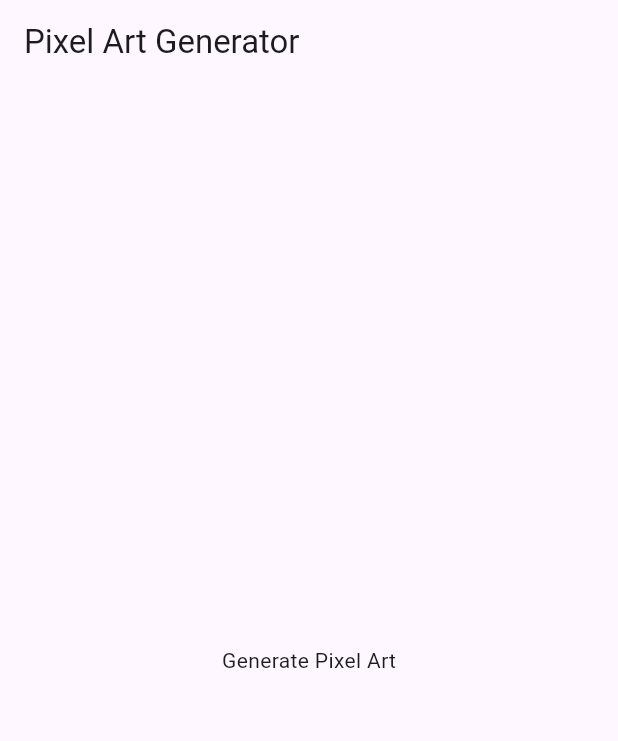
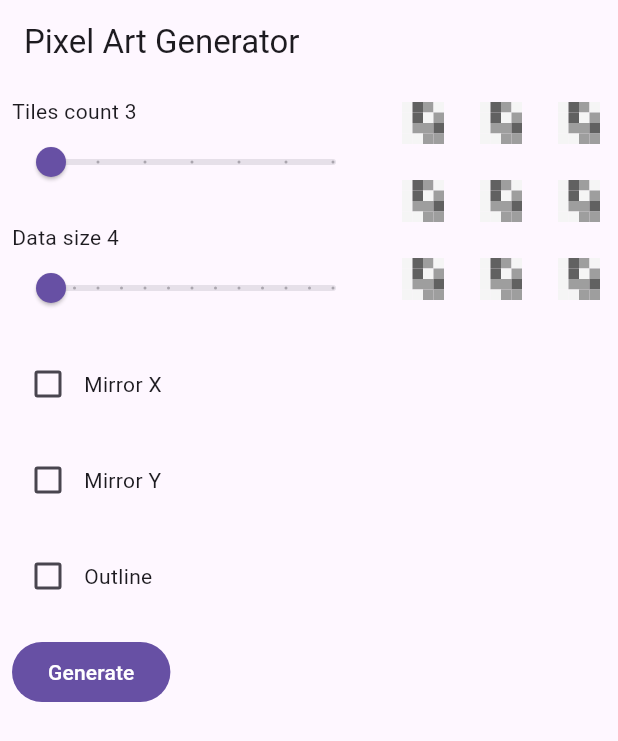
Before and after one commit to albemala/pixel_art_generator, a Flutter app: the screen it shows after launch, on a phone screen of 412 x 824 dp. Shown: the top 741 px of the screen. Run offline on Flutter 3.47's test engine with Material 3 defaults, Android fonts, the light colour scheme and no system bars.

Commit message:
implemented example

```diff
--- a/example/lib/main.dart
+++ b/example/lib/main.dart
@@ -1,4 +1,5 @@
 import 'package:flutter/material.dart';
+import 'package:pixel_art_generator/pixel_art_generator.dart';
 
 void main() {
   runApp(const AppView());
@@ -11,13 +12,13 @@ class AppView extends StatelessWidget {
   Widget build(BuildContext context) {
     return const MaterialApp(
       title: 'Pixel Art Generator',
-      home: HomeView(),
+      home: AppContentView(),
     );
   }
 }
 
-class HomeView extends StatelessWidget {
-  const HomeView({super.key});
+class AppContentView extends StatelessWidget {
+  const AppContentView({super.key});
 
   @override
   Widget build(BuildContext context) {
@@ -25,9 +26,175 @@ class HomeView extends StatelessWidget {
       appBar: AppBar(
         title: const Text('Pixel Art Generator'),
       ),
-      body: const Center(
-        child: Text('Generate Pixel Art'),
-      ),
+      body: const PixelArtGeneratorView(),
     );
   }
 }
+
+class PixelArtGeneratorView extends StatefulWidget {
+  const PixelArtGeneratorView({super.key});
+
+  @override
+  State<PixelArtGeneratorView> createState() => _PixelArtGeneratorViewState();
+}
+
+class _PixelArtGeneratorViewState extends State<PixelArtGeneratorView> {
+  final dataColorConverter = CustomPixelDataColorConverter();
+
+  int tilesCount = 3;
+
+  int dataSize = 4;
+  bool mirrorX = false;
+  bool mirrorY = false;
+  bool outline = false;
+
+  var template = emptyPixelDataTemplate;
+  var data = <PixelData>[];
+
+  @override
+  void initState() {
+    super.initState();
+    updateData();
+  }
+
+  void updateData() {
+    setState(() {
+      // regenerate template data
+      template = generateRandomPixelDataTemplate(
+        dataSize,
+        dataSize,
+        mirrorX: mirrorX,
+        mirrorY: mirrorY,
+        outline: outline,
+      );
+      data = generateRandomPixelData(tilesCount * tilesCount, template);
+    });
+  }
+
+  @override
+  Widget build(BuildContext context) {
+    return Row(
+      children: [
+        Padding(
+          padding: const EdgeInsets.all(8),
+          child: Column(
+            crossAxisAlignment: CrossAxisAlignment.start,
+            children: [
+              Text('Tiles count $tilesCount'),
+              SizedBox(
+                width: 240,
+                child: Slider(
+                  value: tilesCount.toDouble(),
+                  min: 3,
+                  max: 9,
+                  divisions: 6,
+                  onChanged: (value) {
+                    tilesCount = value.toInt();
+                    updateData();
+                  },
+                ),
+              ),
+              const SizedBox(height: 16),
+              Text('Data size $dataSize'),
+              SizedBox(
+                width: 240,
+                child: Slider(
+                  value: dataSize.toDouble(),
+                  min: 4,
+                  max: 16,
+                  divisions: 12,
+                  onChanged: (value) {
+                    dataSize = value.toInt();
+                    updateData();
+                  },
+                ),
+              ),
+              const SizedBox(height: 16),
+              Row(
+                children: [
+                  Checkbox(
+                    value: mirrorX,
+                    onChanged: (value) {
+                      mirrorX = value ?? false;
+                      updateData();
+                    },
+                  ),
+                  const Text('Mirror X'),
+                ],
+              ),
+              const SizedBox(height: 16),
+              Row(
+                children: [
+                  Checkbox(
+                    value: mirrorY,
+                    onChanged: (value) {
+                      mirrorY = value ?? false;
+                      updateData();
+                    },
+                  ),
+                  const Text('Mirror Y'),
+                ],
+              ),
+              const SizedBox(height: 16),
+              Row(
+                children: [
+                  Checkbox(
+                    value: outline,
+                    onChanged: (value) {
+                      outline = value ?? false;
+                      updateData();
+                    },
+                  ),
+                  const Text('Outline'),
+                ],
+              ),
+              const SizedBox(height: 16),
+              FilledButton(
+                onPressed: () {
+                  updateData();
+                },
+                child: const Text('Generate'),
+              ),
+            ],
+          ),
+        ),
+        Expanded(
+          child: GridView.builder(
+            itemCount: data.length,
+            gridDelegate: SliverGridDelegateWithFixedCrossAxisCount(
+              crossAxisCount: tilesCount,
+            ),
+            itemBuilder: (BuildContext context, int index) {
+              return Padding(
+                padding: const EdgeInsets.all(12),
+                child: PixelDataViewer(
+                  pixels: data[index],
+                  colorConverter: dataColorConverter,
+                ),
+              );
+            },
+          ),
+        ),
+      ],
+    );
+  }
+}
+
+class CustomPixelDataColorConverter extends PixelDataColorConverter {
+  CustomPixelDataColorConverter();
+
+  @override
+  Color convert(int value) {
+    switch (value) {
+      case backgroundData:
+        return Colors.grey[100]!;
+      case foregroundData:
+        return Colors.grey[500]!;
+      case accentData:
+        return Colors.grey[700]!;
+      case outlineData:
+        return Colors.grey[900]!;
+    }
+    return Colors.red;
+  }
+}
```
